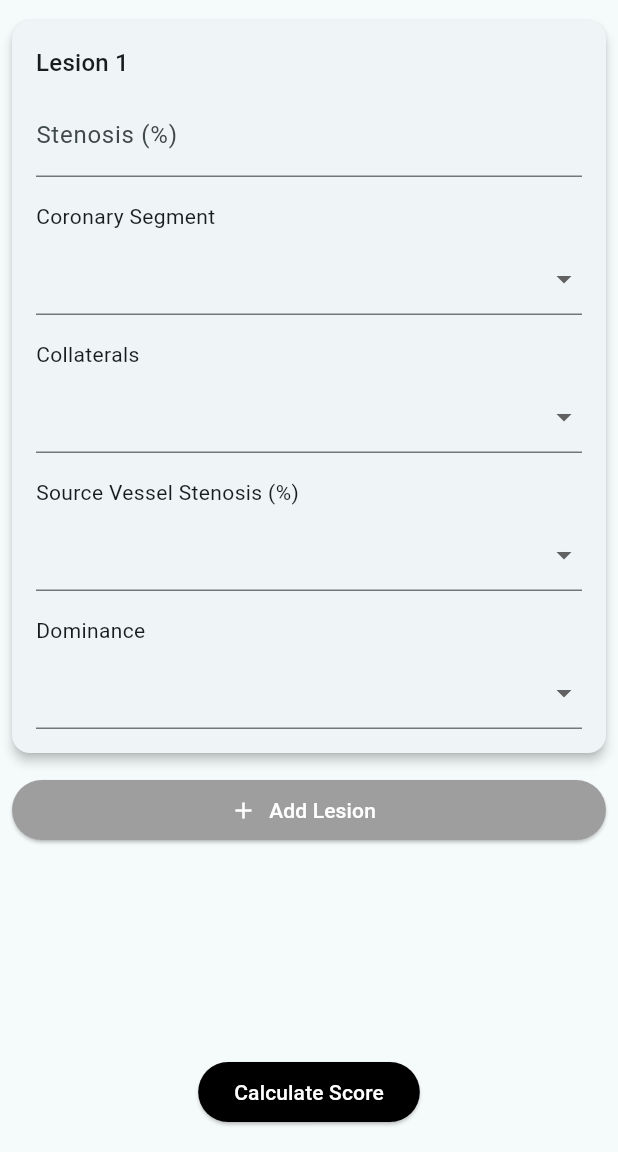
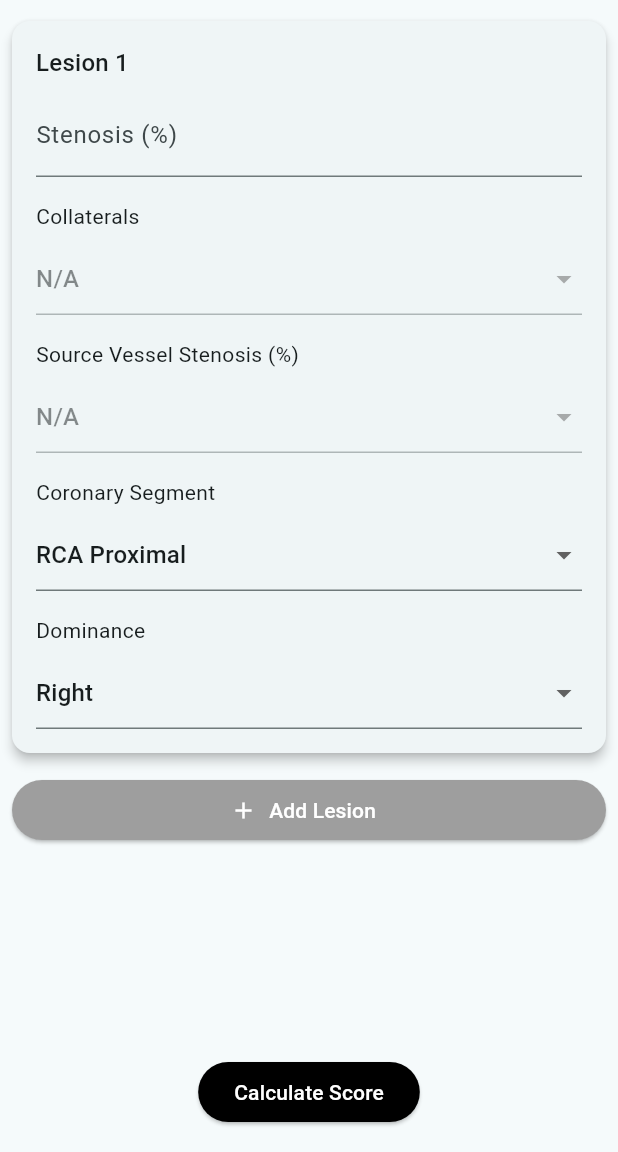
Before and after one commit to TanzeelHasan/gensinicalc, a Flutter app: the CalculatorPage screen opened by its route, after a tap on "Add Lesion", on a phone screen of 412 x 824 dp, the part 84-1236 px from its top. Run offline on Flutter 3.47's test engine with Material 3 defaults, Android fonts, the phone set to English and light mode, and no system bars; our stand-ins replace go_router.

Commit message:
partial update in option selection

```diff
--- a/lib/features/gensini_calculator/presentation/widgets/lesion_card.dart
+++ b/lib/features/gensini_calculator/presentation/widgets/lesion_card.dart
@@ -1,9 +1,73 @@
 import 'package:flutter/material.dart';
 
-class LesionCard extends StatelessWidget {
+class LesionCard extends StatefulWidget {
   final int index;
 
   const LesionCard({super.key, required this.index});
+
+  @override
+  State<LesionCard> createState() => _LesionCardState();
+}
+
+class _LesionCardState extends State<LesionCard> {
+  late TextEditingController stenosisController;
+  String? collaterals = "N/A";
+  String? sourceVesselStenosis = "N/A";
+  String? dominance = "Right";
+
+  // Dropdown options
+  final List<String> collateralsOptions = ["Yes", "No", "N/A"];
+  final List<String> sourceVesselOptions = [
+    "N/A",
+    "0%",
+    "25%",
+    "50%",
+    "75%",
+    "90%",
+    "99%",
+  ];
+  final List<String> dominanceOptions = ["Right", "Left"];
+  final List<String> CoronarySegments = [
+    "RCA Proximal",
+    "RCA Mid",
+    "RCA Distal",
+    "PDA",
+    "PLB",
+    "Left Main",
+    "LAD Proximal",
+    "LAD Mid",
+    "LAD Apical",
+    "1st Diagonal",
+    "2nd Diagonal",
+    "LCx Proximal",
+    "LCx Mid",
+    "LCx Distal",
+    "Obtuse Marginal",
+  ];
+
+  @override
+  void initState() {
+    super.initState();
+    stenosisController = TextEditingController(text: "");
+  }
+
+  @override
+  void dispose() {
+    stenosisController.dispose();
+    super.dispose();
+  }
+
+  int getStenosisValue() {
+    final text = stenosisController.text;
+    if (text.isEmpty) return 0;
+    try {
+      return int.parse(text);
+    } catch (e) {
+      return 0;
+    }
+  }
+
+  bool get isStenosis100 => getStenosisValue() >= 100;
 
   @override
   Widget build(BuildContext context) {
@@ -15,88 +79,128 @@ class LesionCard extends StatelessWidget {
         child: Column(
           crossAxisAlignment: CrossAxisAlignment.start,
           children: [
-            Text("Lesion ${index + 1}",
-                style: Theme.of(context).textTheme.titleMedium),
+            Text(
+              "Lesion ${widget.index + 1}",
+              style: Theme.of(context).textTheme.titleMedium,
+            ),
             const SizedBox(height: 8),
 
             // Stenosis (%)
             TextFormField(
+              controller: stenosisController,
               decoration: const InputDecoration(labelText: "Stenosis (%)"),
               keyboardType: TextInputType.number,
+              onChanged: (_) {
+                setState(() {
+                  // Auto-lock Collaterals when Stenosis changes
+                  final stenosis = getStenosisValue();
+                  if (stenosis < 99) {
+                    collaterals = "N/A";
+                    sourceVesselStenosis = "N/A";
+                  }
+                });
+              },
             ),
             const SizedBox(height: 16),
 
-            // Coronary Segment Dropdown
+            // Collaterals
+            const Text("Collaterals"),
+            const SizedBox(height: 8),
+            IgnorePointer(
+              ignoring: getStenosisValue() < 99,
+              child: Opacity(
+                opacity: getStenosisValue() >= 99 ? 1.0 : 0.5,
+                child: DropdownButtonFormField<String>(
+                  value: collaterals,
+                  isExpanded: true,
+                  items:
+                      collateralsOptions.map((String value) {
+                        return DropdownMenuItem<String>(
+                          value: value,
+                          enabled: value != "N/A",
+                          child: Text(value),
+                        );
+                      }).toList(),
+                  onChanged: (value) {
+                    setState(() {
+                      collaterals = value;
+                      if (value != "Yes") {
+                        sourceVesselStenosis = "N/A";
+                      }
+                    });
+                  },
+                  decoration: const InputDecoration(),
+                ),
+              ),
+            ),
+            const SizedBox(height: 16),
+
+            // Source Vessel Stenosis (%)
+            const Text("Source Vessel Stenosis (%)"),
+            const SizedBox(height: 8),
+            IgnorePointer(
+              ignoring: collaterals != "Yes" || !isStenosis100,
+              child: Opacity(
+                opacity: collaterals == "Yes" && isStenosis100 ? 1.0 : 0.5,
+                child: DropdownButtonFormField<String>(
+                  value: sourceVesselStenosis,
+                  isExpanded: true,
+                  items:
+                      sourceVesselOptions.map((String value) {
+                        return DropdownMenuItem<String>(
+                          value: value,
+                          enabled: value != "N/A",
+                          child: Text(value),
+                        );
+                      }).toList(),
+                  onChanged: (value) {
+                    setState(() {
+                      sourceVesselStenosis = value;
+                    });
+                  },
+                  decoration: const InputDecoration(),
+                ),
+              ),
+            ),
+            const SizedBox(height: 16),
+
+            // Coronary Segment
             const Text("Coronary Segment"),
             const SizedBox(height: 8),
             DropdownButtonFormField<String>(
               isExpanded: true,
-              items: const [
-                DropdownMenuItem(value: "RCA Proximal", child: Text("RCA Proximal")),
-                DropdownMenuItem(value: "RCA Mid", child: Text("RCA Mid")),
-                DropdownMenuItem(value: "RCA Distal", child: Text("RCA Distal")),
-                DropdownMenuItem(value: "PDA", child: Text("PDA")),
-                DropdownMenuItem(value: "PLB", child: Text("PLB")),
-                DropdownMenuItem(value: "Left Main", child: Text("Left Main")),
-                DropdownMenuItem(value: "LAD Proximal", child: Text("LAD Proximal")),
-                DropdownMenuItem(value: "LAD Mid", child: Text("LAD Mid")),
-                DropdownMenuItem(value: "LAD Apical", child: Text("LAD Apical")),
-                DropdownMenuItem(value: "1st Diagonal", child: Text("1st Diagonal")),
-                DropdownMenuItem(value: "2nd Diagonal", child: Text("2nd Diagonal")),
-                DropdownMenuItem(value: "LCx Proximal", child: Text("LCx Proximal")),
-                DropdownMenuItem(value: "LCx Mid", child: Text("LCx Mid")),
-                DropdownMenuItem(value: "LCx Distal", child: Text("LCx Distal")),
-                DropdownMenuItem(value: "Obtuse Marginal", child: Text("Obtuse Marginal")),
-              ],
-              onChanged: (value) {},
+              value: "RCA Proximal",
+              items:
+                  CoronarySegments.map((String value) {
+                    return DropdownMenuItem<String>(
+                      value: value,
+                      enabled: value != "N/A",
+                      child: Text(value),
+                    );
+                  }).toList(),
+              onChanged: (_) {},
               decoration: const InputDecoration(),
             ),
             const SizedBox(height: 16),
 
-            // Collaterals Dropdown
-            const Text("Collaterals"),
-            const SizedBox(height: 8),
-            DropdownButtonFormField<String>(
-              isExpanded: true,
-              items: const [
-                DropdownMenuItem(value: "Yes", child: Text("Yes")),
-                DropdownMenuItem(value: "No", child: Text("No")),
-                DropdownMenuItem(value: "N/A", child: Text("N/A")),
-              ],
-              onChanged: (value) {},
-              decoration: const InputDecoration(),
-            ),
-            const SizedBox(height: 16),
-
-            // Source Vessel Stenosis (%) Dropdown
-            const Text("Source Vessel Stenosis (%)"),
-            const SizedBox(height: 8),
-            DropdownButtonFormField<String>(
-              isExpanded: true,
-              items: const [
-                DropdownMenuItem(value: "N/A", child: Text("N/A")),
-                DropdownMenuItem(value: "0%", child: Text("0%")),
-                DropdownMenuItem(value: "25%", child: Text("25%")),
-                DropdownMenuItem(value: "50%", child: Text("50%")),
-                DropdownMenuItem(value: "75%", child: Text("75%")),
-                DropdownMenuItem(value: "90%", child: Text("90%")),
-                DropdownMenuItem(value: "99%", child: Text("99%")),
-              ],
-              onChanged: (value) {},
-              decoration: const InputDecoration(),
-            ),
-            const SizedBox(height: 16),
-
-            // Dominance Dropdown
+            // Dominance
             const Text("Dominance"),
             const SizedBox(height: 8),
             DropdownButtonFormField<String>(
+              value: dominance,
               isExpanded: true,
-              items: const [
-                DropdownMenuItem(value: "Right", child: Text("Right")),
-                DropdownMenuItem(value: "Left", child: Text("Left")),
-              ],
-              onChanged: (value) {},
+              items:
+                  dominanceOptions.map((String value) {
+                    return DropdownMenuItem<String>(
+                      value: value,
+                      child: Text(value),
+                    );
+                  }).toList(),
+              onChanged: (value) {
+                setState(() {
+                  dominance = value;
+                });
+              },
               decoration: const InputDecoration(),
             ),
           ],
```
